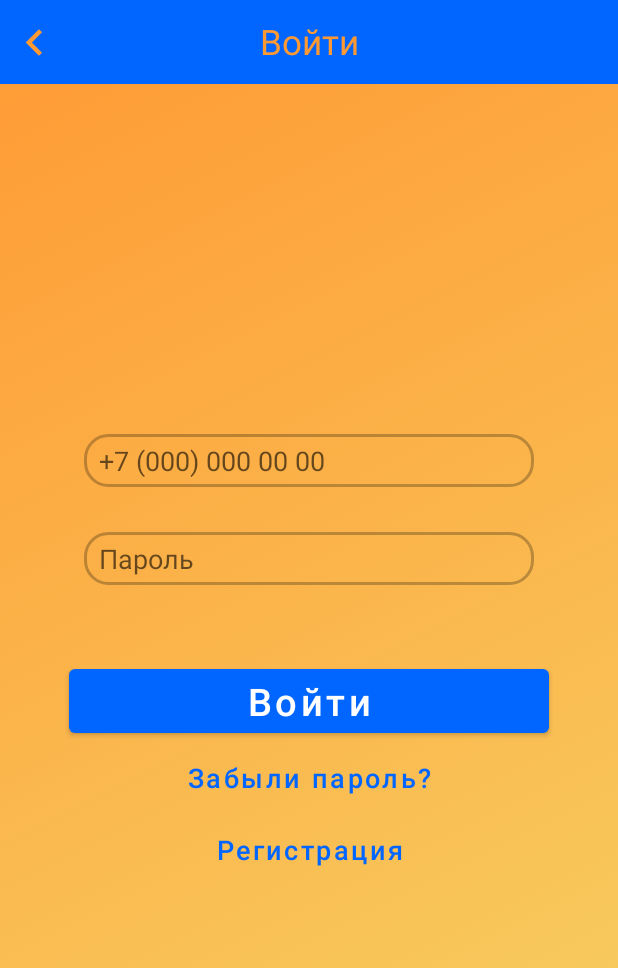
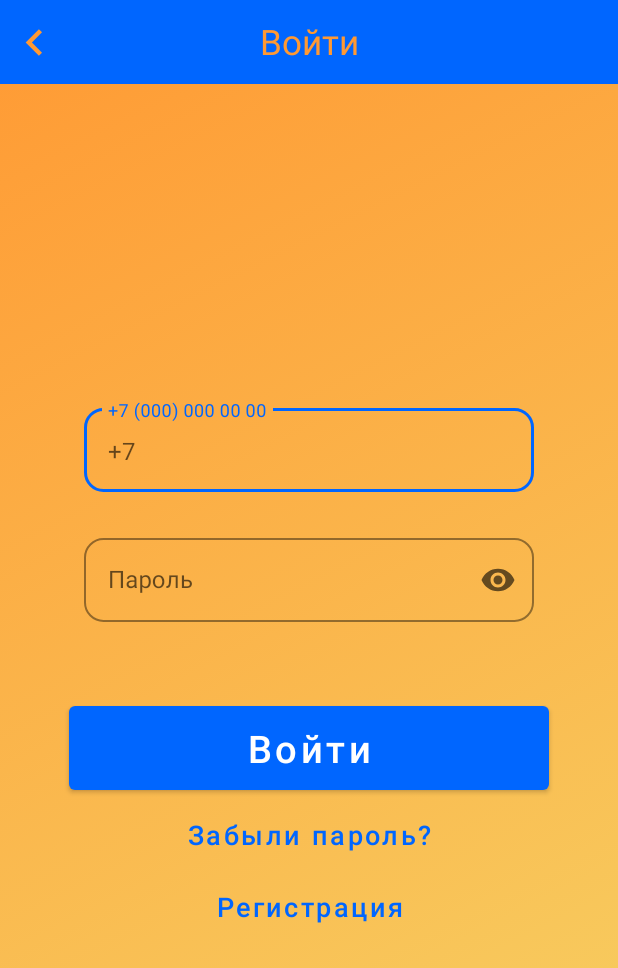
Before and after one commit to Ligetik/FoodMarketApp, an Android app: the LogInActivity screen opened directly, with no data from a screen before it, on a phone screen of 412 x 824 dp. Shown: the top 968 px of the screen. Run offline under Robolectric (Android 15) with nearby library versions, the phone set to English and light mode, and no system bars.

Commit message:
login and callback edit text

```diff
--- a/app/src/main/res/layout/activity_callback.xml
+++ b/app/src/main/res/layout/activity_callback.xml
@@ -105,7 +105,9 @@
             <com.google.android.material.textfield.TextInputEditText
                 android:id="@+id/userNumber"
                 android:layout_width="match_parent"
-                android:layout_height="56dp" />
+                android:layout_height="56dp"
+                android:inputType="phone"
+                android:maxLength="10" />
         </com.google.android.material.textfield.TextInputLayout>
 
         <Button
--- a/app/src/main/res/layout/activity_login.xml
+++ b/app/src/main/res/layout/activity_login.xml
@@ -49,39 +49,61 @@
         app:layout_constraintStart_toStartOf="parent"
         app:layout_constraintTop_toBottomOf="@+id/panel">
 
-        <EditText
-            android:id="@+id/userNumber"
+        <com.google.android.material.textfield.TextInputLayout
+            android:id="@+id/userNumberLayout"
+            style="@style/Widget.MaterialComponents.TextInputLayout.OutlinedBox"
             android:layout_width="300dp"
             android:layout_height="wrap_content"
             android:layout_centerHorizontal="true"
-            android:background="@drawable/rounded_corner"
+            android:layout_marginTop="10dp"
             android:hint="@string/_7_000_000_00_00"
-            android:paddingLeft="10dp"
             android:paddingTop="5dp"
-            android:paddingRight="10dp"
             android:paddingBottom="5dp"
-            android:textColor="@color/white" />
+            app:boxStrokeColor="@color/blue"
+            app:boxCornerRadiusBottomEnd="13dp"
+            app:boxCornerRadiusBottomStart="13dp"
+            app:boxCornerRadiusTopEnd="13dp"
+            app:boxCornerRadiusTopStart="13dp"
+            app:hintTextColor="@color/blue"
+            app:prefixText="+7">
 
-        <EditText
-            android:id="@+id/userPassword"
+            <com.google.android.material.textfield.TextInputEditText
+                android:id="@+id/userNumber"
+                android:layout_width="match_parent"
+                android:layout_height="56dp"
+                android:inputType="phone"
+                android:maxLength="10" />
+        </com.google.android.material.textfield.TextInputLayout>
+
+        <com.google.android.material.textfield.TextInputLayout
+            android:id="@+id/userPasswordLayout"
+            style="@style/Widget.MaterialComponents.TextInputLayout.OutlinedBox"
             android:layout_width="300dp"
             android:layout_height="wrap_content"
-            android:layout_below="@+id/userNumber"
+            android:layout_below="@+id/userNumberLayout"
             android:layout_centerHorizontal="true"
-            android:layout_marginTop="30dp"
-            android:background="@drawable/rounded_corner"
+            android:layout_marginTop="20dp"
             android:hint="@string/Пароль"
-            android:paddingLeft="10dp"
-            android:paddingRight="10dp"
-            android:paddingTop="5dp"
-            android:paddingBottom="5dp"
-            android:textColor="@color/white" />
+            app:boxCornerRadiusBottomEnd="13dp"
+            app:boxCornerRadiusBottomStart="13dp"
+            app:boxCornerRadiusTopEnd="13dp"
+            app:boxCornerRadiusTopStart="13dp"
+            app:boxStrokeColor="@color/blue"
+            app:endIconMode="password_toggle"
+            app:hintTextColor="@color/blue">
+
+            <com.google.android.material.textfield.TextInputEditText
+                android:id="@+id/userPassword"
+                android:layout_width="match_parent"
+                android:layout_height="56dp"
+                android:inputType="textPassword" />
+        </com.google.android.material.textfield.TextInputLayout>
 
         <Button
             android:id="@+id/btnCallback"
             android:layout_width="320dp"
-            android:layout_height="wrap_content"
-            android:layout_below="@+id/userPassword"
+            android:layout_height="68dp"
+            android:layout_below="@+id/userPasswordLayout"
             android:layout_centerHorizontal="true"
             android:layout_marginTop="50dp"
             android:text="@string/Войти"
```
